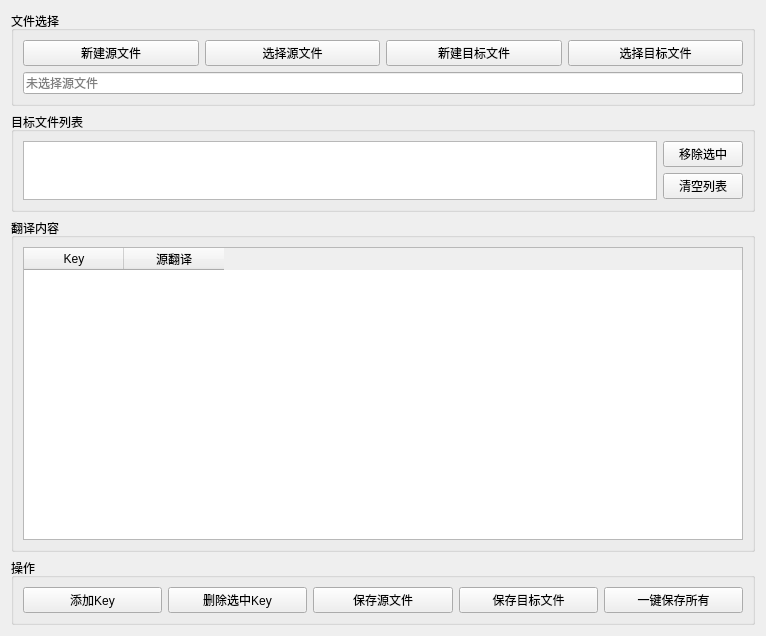
Old version of the form Mini-Tools/translationwidget.ui in the repository Chrollis/Mini-Tools.
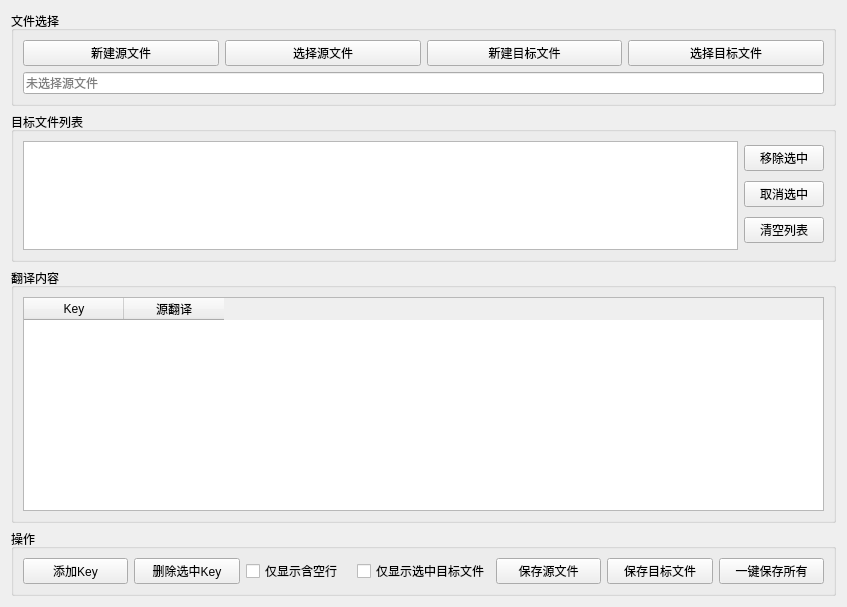
New version of the form.

```diff
--- a/Mini-Tools/translationwidget.ui
+++ b/Mini-Tools/translationwidget.ui
@@ -6,8 +6,8 @@
    <rect>
     <x>0</x>
     <y>0</y>
-    <width>766</width>
-    <height>636</height>
+    <width>847</width>
+    <height>607</height>
    </rect>
   </property>
   <property name="windowTitle">
@@ -66,7 +66,7 @@
      <property name="maximumSize">
       <size>
        <width>16777215</width>
-       <height>100</height>
+       <height>150</height>
       </size>
      </property>
      <property name="title">
@@ -85,6 +85,13 @@
           </property>
          </widget>
         </item>
+        <item>
+         <widget class="QPushButton" name="btnCancelTarget">
+          <property name="text">
+           <string>取消选中</string>
+          </property>
+         </widget>
+        </item>
         <item>
          <widget class="QPushButton" name="btnClearTargets">
           <property name="text">
@@ -149,6 +156,20 @@
         </property>
        </widget>
       </item>
+      <item>
+       <widget class="QCheckBox" name="checkOnlyBlank">
+        <property name="text">
+         <string>仅显示含空行</string>
+        </property>
+       </widget>
+      </item>
+      <item>
+       <widget class="QCheckBox" name="checkOnlyTarget">
+        <property name="text">
+         <string>仅显示选中目标文件</string>
+        </property>
+       </widget>
+      </item>
       <item>
        <widget class="QPushButton" name="btnSaveSource">
         <property name="text">
```
